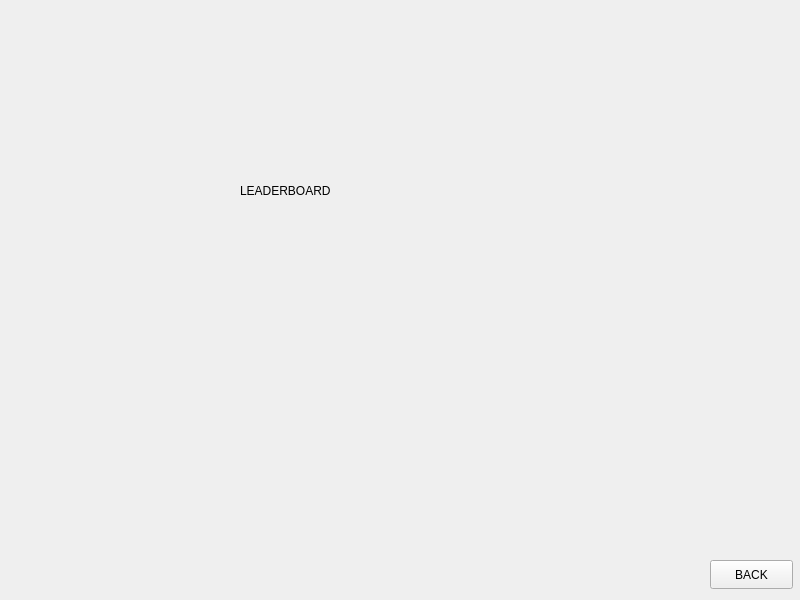
padure11/Proiect-C-, file ctrial/leaderboardmenu.ui: the form before one commit.
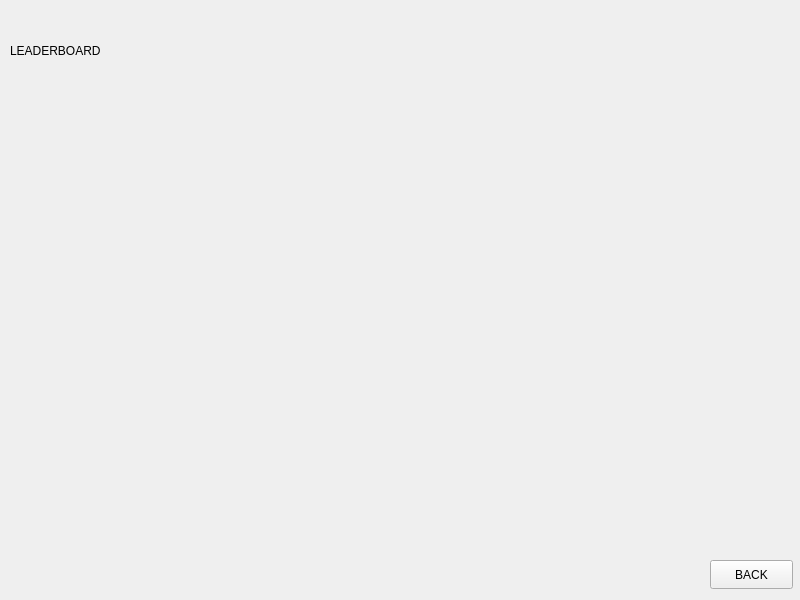
The form after the commit.

What changed in the file:
```diff
--- a/ctrial/leaderboardmenu.ui
+++ b/ctrial/leaderboardmenu.ui
@@ -16,8 +16,8 @@
   <widget class="QLabel" name="label">
    <property name="geometry">
     <rect>
-     <x>240</x>
-     <y>140</y>
+     <x>10</x>
+     <y>0</y>
      <width>291</width>
      <height>101</height>
     </rect>
```
